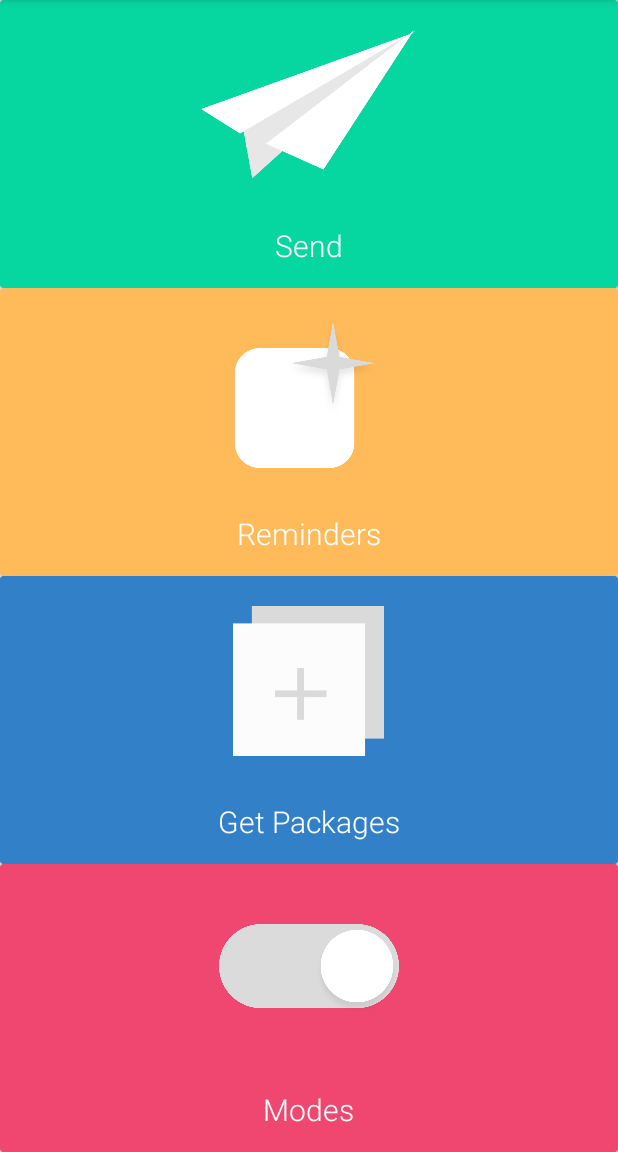
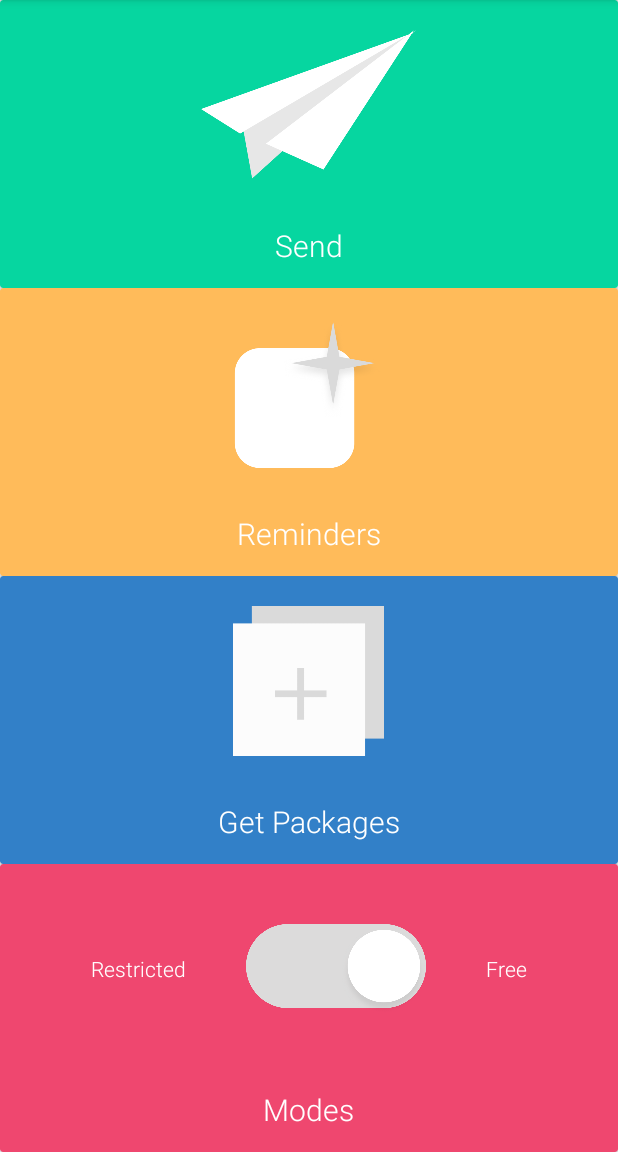
Before and after one commit to cs160-berkeley/Group-7-Project, an Android app: the screen it shows after launch (MainActivity), on a phone screen of 412 x 824 dp, the part 84-1236 px from its top. Run offline under Robolectric (Android 15) with nearby library versions, the phone set to English and light mode, and no system bars; 1 statement that could not run was skipped.

Commit message:
Made mode toggle live

```diff
--- a/mobile/src/main/java/cs160/autismbuddie/ReminderActivity.java
+++ b/mobile/src/main/java/cs160/autismbuddie/ReminderActivity.java
@@ -24,7 +24,7 @@ public class ReminderActivity extends AppCompatActivity {
                 @Override
                 public void onClick(View v) {
                     Log.d(Utils.TAG, "reminder sent, sending brush your teeth");
-                    MainActivity.ptwUtil.sendMessage(PhoneToWatchUtil.PATH_SEND_TRIVIA, "Brush your teeth");
+                    MainActivity.ptwUtil.sendMessage(PhoneToWatchUtil.PATH_SEND_REMINDER, "Brush your teeth");
                 }
             });
         }
--- a/mobile/src/main/res/layout/activity_main.xml
+++ b/mobile/src/main/res/layout/activity_main.xml
@@ -103,12 +103,40 @@
             android:layout_width="match_parent"
             android:layout_height="wrap_content"
             android:gravity="center_horizontal">
-            <ImageView
+
+            <LinearLayout
+                android:orientation="horizontal"
                 android:layout_width="wrap_content"
-                android:layout_height="60dp"
-                android:src="@drawable/modes"
-                android:layout_margin="40dp"
-                android:adjustViewBounds="true" />
+                android:layout_height="wrap_content">
+
+                <TextView
+                    android:layout_width="wrap_content"
+                    android:layout_height="wrap_content"
+                    android:text="Restricted"
+                    android:id="@+id/restrictedText"
+                    android:layout_gravity="center_vertical"
+                    android:fontFamily="sans-serif-light"
+                    android:textColor="@android:color/white" />
+
+                <ImageView
+                    android:layout_width="wrap_content"
+                    android:layout_height="60dp"
+                    android:src="@drawable/modes_free"
+                    android:layout_margin="40dp"
+                    android:adjustViewBounds="true"
+                    android:id="@+id/modeImg" />
+
+                <TextView
+                    android:layout_width="wrap_content"
+                    android:layout_height="wrap_content"
+                    android:text="Free"
+                    android:id="@+id/freeText"
+                    android:layout_gravity="center_vertical"
+                    android:fontFamily="sans-serif-light"
+                    android:textColor="@android:color/white" />
+
+            </LinearLayout>
+
             <TextView
                 android:layout_width="wrap_content"
                 android:layout_height="match_parent"
```
Also changed, not shown: mobile/src/main/java/cs160/autismbuddie/MainActivity.java (+18 -4 lines), mobile/src/main/java/cs160/autismbuddie/SendActivity.java (+37 -5 lines), mobile/src/main/res/drawable/modes_free.png (renamed from mobile/src/main/res/drawable/modes.png), mobile/src/main/res/drawable/modes_restricted.png (added).
